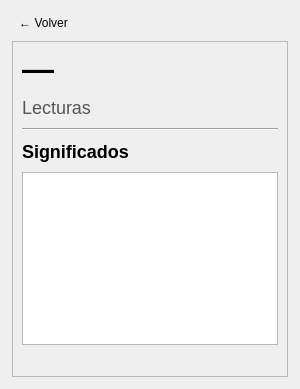
The window that gui-desktop/ui/details/detailspage.ui (jbusshc/kotoba-plus) describes before a commit, drawn with Qt 5.
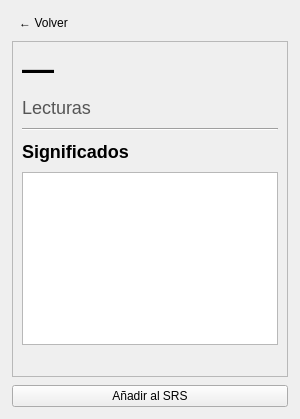
The same window after the commit.

Commit message: feat: srs button in details page

What changed in the file:
```diff
--- a/gui-desktop/ui/details/detailspage.ui
+++ b/gui-desktop/ui/details/detailspage.ui
@@ -116,6 +116,14 @@
     </widget>
    </item>
 
+    <item>
+    <widget class="QPushButton" name="btnSrsAction">
+    <property name="text">
+    <string>Añadir al SRS</string>
+    </property>
+    </widget>
+    </item>
+
   </layout>
  </widget>
  <resources/>
```
The commit also changes 6 other files.
